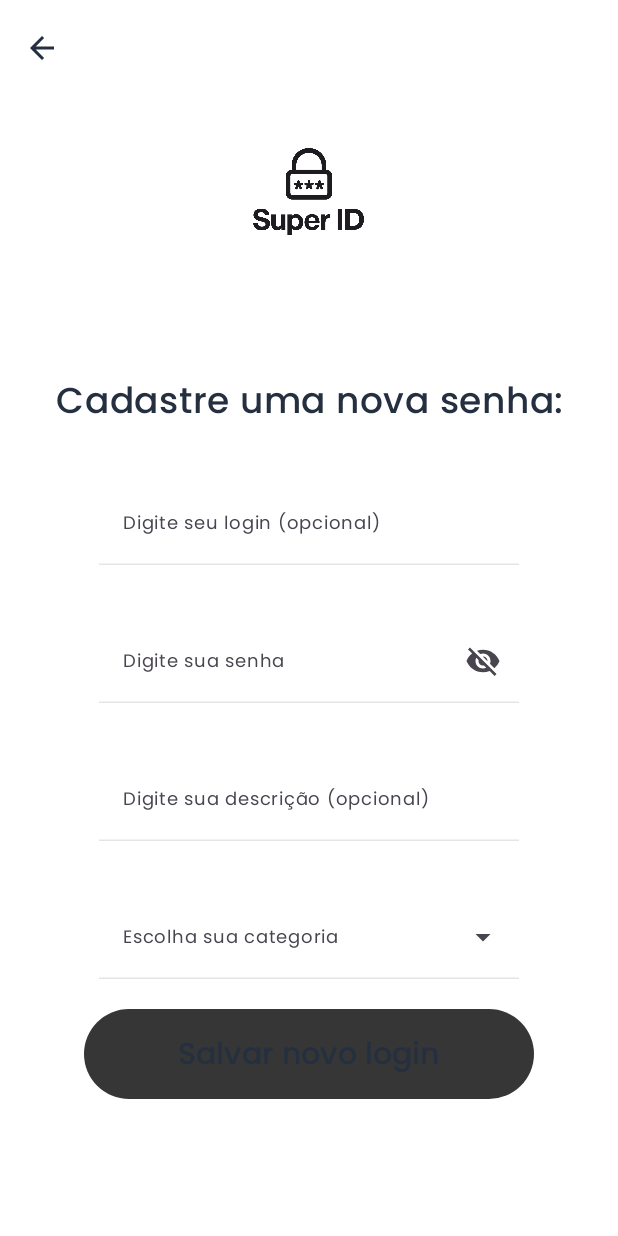
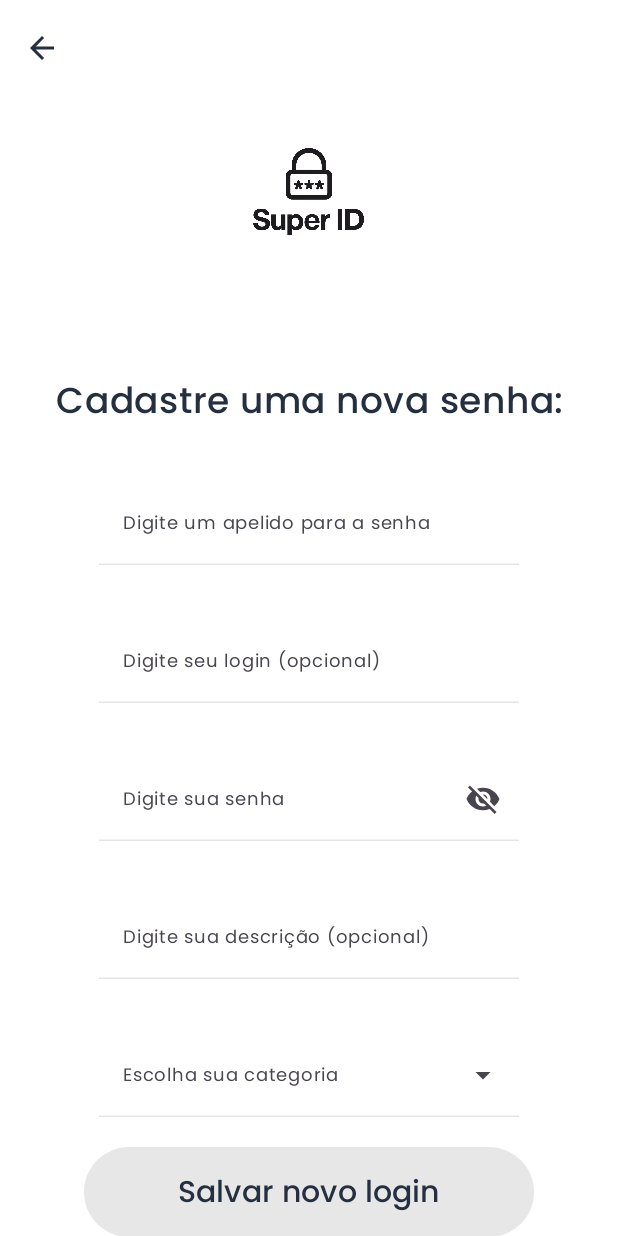
Before and after one commit to matheusalvesedu/PI3-Turma1-6, an Android app built with Jetpack Compose: the CadastroSenhaActivity screen opened directly, with no data from a screen before it, on a phone screen of 412 x 824 dp. Run offline under Robolectric (Android 15) with nearby library versions, the phone set to English and light mode, and no system bars; our stand-ins replace Firebase (no records; nobody signed in at launch, a user with empty details on screens opened directly); libraries missing offline, so code that uses them is left out: io.github.cdimascio.dotenv.

Commit message:
Criptografia e decriptografia funcionando, agora ao cadastrar uma nova senha ela esta indo criptografada para o BD, Campo Apelido da senha foi adicionado tambem

```diff
--- a/AppSuperId/app/src/main/java/br/com/superid/CadastroSenhaActivity.kt
+++ b/AppSuperId/app/src/main/java/br/com/superid/CadastroSenhaActivity.kt
@@ -81,6 +81,7 @@ fun generateAccessToken() :String {
 //função que salva a senha em uma subcoleçao do usuario
 fun savePasswordToDb(
     user: FirebaseUser,
+    passwordNickName: String,
     login: String?,
     password: String,
     description: String?,
@@ -92,11 +93,13 @@ fun savePasswordToDb(
     val db = Firebase.firestore
     val UID = user.uid
 
+    val encryptedPassword = aesEncryptWithKey(password)
     val accessToken = generateAccessToken()
 
     val passwordData = hashMapOf(
+        "Apelido da senha" to passwordNickName,
         "login" to login,
-        "senha" to password,
+        "senha" to encryptedPassword,
         "descrição" to description,
         "categoria" to category,
         "accessToken" to accessToken
@@ -197,6 +200,7 @@ fun CadastroSenhaScreen(){
     val auth = Firebase.auth
     val user = auth.currentUser
 
+    var passwordNickName by remember { mutableStateOf("") }
     var login by remember { mutableStateOf("") }
     var password by remember { mutableStateOf("") }
     var description by remember { mutableStateOf("") }
@@ -259,6 +263,10 @@ fun CadastroSenhaScreen(){
 
             Spacer(modifier = Modifier.size(16.dp))
 
+            inputBox(passwordNickName,{ newPasswordNickName -> passwordNickName = newPasswordNickName },"Digite um apelido para a senha")
+
+            Spacer(modifier = Modifier.size(16.dp))
+
             inputBox(login,{ newlogin -> login = newlogin },"Digite seu login (opcional)")
 
             Spacer(modifier = Modifier.size(16.dp))
@@ -281,6 +289,7 @@ fun CadastroSenhaScreen(){
                     if(user != null){
                         savePasswordToDb(
                             user,
+                            passwordNickName,
                             login,
                             password,
                             description,
@@ -290,8 +299,9 @@ fun CadastroSenhaScreen(){
                         )
                     }
                 },
+                enabled = password.isNotBlank() && passwordNickName.isNotBlank() && category.isNotBlank(),
                 colors = ButtonDefaults.buttonColors(
-                    containerColor = if (password.isNotBlank()) AppColors.gunmetal else AppColors.jet,
+                    containerColor = if (password.isNotBlank() && passwordNickName.isNotBlank() && category.isNotBlank()) AppColors.gunmetal else AppColors.jet,
                     contentColor = AppColors.white
                 ),
                 modifier = Modifier
@@ -311,7 +321,7 @@ fun CadastroSenhaScreen(){
                         text = "Salvar novo login",
                         fontFamily = PoppinsFonts.medium,
                         fontSize = 20.sp,
-                        color = if (password.isNotBlank()) AppColors.platinum else AppColors.gunmetal
+                        color = if (password.isNotBlank() && passwordNickName.isNotBlank() && category.isNotBlank()) AppColors.platinum else AppColors.gunmetal
                     )
                 }
             }
--- a/AppSuperId/app/src/main/java/br/com/superid/LoginActivity.kt
+++ b/AppSuperId/app/src/main/java/br/com/superid/LoginActivity.kt
@@ -71,8 +71,8 @@ fun loginUser(
             Log.i("AUTH-TESTE", "LOGIN REALIZADO"+
                     "UID: ${task.result.user!!.uid}")
 
-            mudarTela(context, PrincipalScreenActivity::class.java)
-
+            //mudarTela(context, PrincipalScreenActivity::class.java)
+            mudarTela(context, CadastroSenhaActivity::class.java)
         }else{
             Toast.makeText(context, "Erro: Login não realizado", Toast.LENGTH_LONG).show()
             Log.i("AUTH-TESTE","Login não realizado")
```
Also changed, not shown: AppSuperId/app/src/main/java/br/com/superid/AppUtils.kt (+19 -20 lines), 1 other file.
